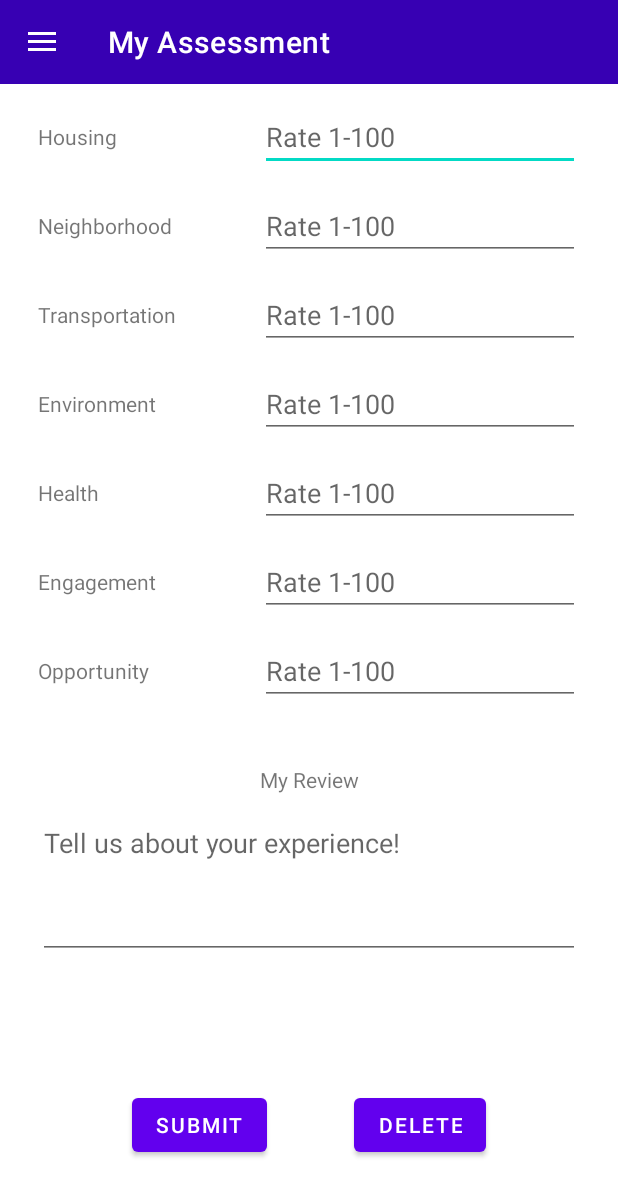
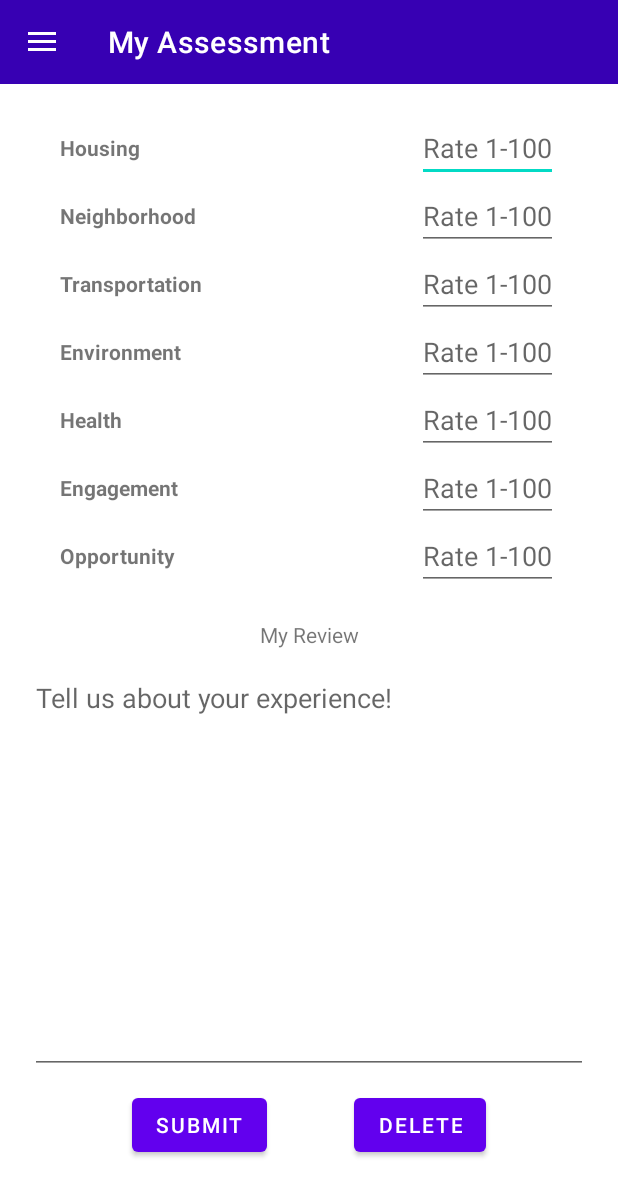
Before and after one commit to tuallen/CMSC436-Group-1, an Android app: the screen it shows after launch (MainActivity), in the side drawer, after a tap on "My Assessment", on a phone screen of 412 x 824 dp. Shown: the top 1196 px of the screen. Run offline under Robolectric (Android 15) with nearby library versions, the phone set to English and light mode, and no system bars; our stand-ins replace Firebase (no records; nobody signed in at launch, a user with empty details on screens opened directly).

Commit message:
Assessment

```diff
--- a/Block Browser/app/src/main/java/com/example/myapplication/assessment/NeighborhoodAssessment.kt
+++ b/Block Browser/app/src/main/java/com/example/myapplication/assessment/NeighborhoodAssessment.kt
@@ -140,10 +140,10 @@ class NeighborhoodAssessment : Fragment() {
         if (mHealth.text.toString() != "") assessment["health"] = Integer.parseInt(mHealth.text.toString())
         if (mEngagement.text.toString() != "") assessment["engagement"] = Integer.parseInt(mEngagement.text.toString())
         if (mOpportunity.text.toString() != "") assessment["opportunity"] = Integer.parseInt(mOpportunity.text.toString())
+        assessment["review"] = mReview.text.toString()
 
         // Submit assessment if there is no existing assessment
-        if (assessment.size >= 9) {
-            if (mReview.text.toString() != "") assessment["review"] = mReview.text.toString()
+        if (assessment.size >= 10) {
             if (mDoc == null) {
                 db.collection("assessments")
                     .add(assessment)
@@ -167,10 +167,11 @@ class NeighborhoodAssessment : Fragment() {
                     .addOnFailureListener {
                         Toast.makeText(mCallback, EDIT_FAILED, Toast.LENGTH_LONG).show()
                     }
+                loadData()
             }
         }
         // Delete assessment
-        else if (assessment.size == 2){
+        else if (assessment.size == 3 && assessment["review"] == ""){
             deleteClicked()
         }
         // Not filled out
--- a/Block Browser/app/src/main/res/layout/assess_layout.xml
+++ b/Block Browser/app/src/main/res/layout/assess_layout.xml
@@ -5,173 +5,214 @@
     android:layout_width="match_parent"
     android:layout_height="match_parent">
 
+    <LinearLayout
+        android:id="@+id/assessmentLinLayout"
+        android:layout_width="match_parent"
+        android:layout_height="wrap_content"
+        android:orientation="vertical"
+        android:weightSum="2"
+        app:layout_constraintStart_toStartOf="parent"
+        app:layout_constraintTop_toTopOf="parent"
+        android:layout_marginTop="20dp"
+        android:layout_marginLeft="40dp"
+        android:layout_marginRight="40dp">
+
+        <RelativeLayout
+            android:layout_width="match_parent"
+            android:layout_height="wrap_content"
+            android:orientation="horizontal">
+
             <TextView
-        android:id="@+id/textViewHousing"
+                android:id="@+id/assessTvHousing"
                 android:layout_width="wrap_content"
                 android:layout_height="wrap_content"
-        android:layout_marginLeft="25dp"
-        android:layout_marginTop="25dp"
+                android:layout_alignParentLeft="true"
+                android:textStyle="bold"
                 android:text="Housing"
-        app:layout_constraintStart_toStartOf="parent"
-        app:layout_constraintTop_toTopOf="parent" />
-
-    <TextView
-        android:id="@+id/textViewNeighborhood"
-        android:layout_width="wrap_content"
-        android:layout_height="wrap_content"
-        android:layout_marginTop="40dp"
-        android:text="Neighborhood"
-        app:layout_constraintStart_toStartOf="@+id/textViewHousing"
-        app:layout_constraintTop_toBottomOf="@+id/textViewHousing" />
-
-    <TextView
-        android:id="@+id/textViewTransportation"
-        android:layout_width="wrap_content"
-        android:layout_height="wrap_content"
-        android:layout_marginTop="40dp"
-        android:text="Transportation"
-        app:layout_constraintStart_toStartOf="@+id/textViewNeighborhood"
-        app:layout_constraintTop_toBottomOf="@+id/textViewNeighborhood" />
-
-    <TextView
-        android:id="@+id/textViewEnvironment"
-        android:layout_width="wrap_content"
-        android:layout_height="wrap_content"
-        android:layout_marginTop="40dp"
-        android:text="Environment"
-        app:layout_constraintStart_toStartOf="@+id/textViewTransportation"
-        app:layout_constraintTop_toBottomOf="@+id/textViewTransportation" />
-
-    <TextView
-        android:id="@+id/textViewHealth"
-        android:layout_width="wrap_content"
-        android:layout_height="wrap_content"
-        android:layout_marginTop="40dp"
-        android:text="Health"
-        app:layout_constraintStart_toStartOf="@+id/textViewEnvironment"
-        app:layout_constraintTop_toBottomOf="@+id/textViewEnvironment" />
-
-    <TextView
-        android:id="@+id/textViewEngagement"
-        android:layout_width="wrap_content"
-        android:layout_height="wrap_content"
-        android:layout_marginTop="40dp"
-        android:text="Engagement"
-        app:layout_constraintStart_toStartOf="@+id/textViewHealth"
-        app:layout_constraintTop_toBottomOf="@+id/textViewHealth" />
-
-    <TextView
-        android:id="@+id/textViewOpportunity"
-        android:layout_width="wrap_content"
-        android:layout_height="wrap_content"
-        android:layout_marginTop="40dp"
-        android:text="Opportunity"
-        app:layout_constraintStart_toStartOf="@+id/textViewEngagement"
-        app:layout_constraintTop_toBottomOf="@+id/textViewEngagement" />
+                android:layout_centerVertical="true"/>
 
             <EditText
                 android:id="@+id/editTextHousing"
                 android:layout_width="wrap_content"
                 android:layout_height="wrap_content"
-        android:layout_marginRight="25dp"
-        android:ems="10"
+                android:layout_alignParentRight="true"
                 android:hint="Rate 1-100"
                 android:inputType="number"
-        app:layout_constraintBottom_toBottomOf="@+id/textViewHousing"
-        app:layout_constraintEnd_toEndOf="parent"
-        app:layout_constraintTop_toTopOf="@+id/textViewHousing" />
+                android:layout_centerVertical="true"/>
+        </RelativeLayout>
+
+        <RelativeLayout
+            android:layout_width="match_parent"
+            android:layout_height="wrap_content"
+            android:orientation="horizontal"
+            android:layout_marginTop="0dp">
+
+            <TextView
+                android:layout_width="wrap_content"
+                android:layout_height="wrap_content"
+                android:layout_alignParentLeft="true"
+                android:textStyle="bold"
+                android:text="Neighborhood"
+                android:layout_centerVertical="true"/>
 
             <EditText
                 android:id="@+id/editTextNeighborhood"
                 android:layout_width="wrap_content"
                 android:layout_height="wrap_content"
-        android:ems="10"
+                android:layout_alignParentRight="true"
+                android:layout_centerVertical="true"
                 android:hint="Rate 1-100"
-        android:inputType="number"
-        app:layout_constraintBottom_toBottomOf="@+id/textViewNeighborhood"
-        app:layout_constraintEnd_toEndOf="@+id/editTextHousing"
-        app:layout_constraintTop_toTopOf="@+id/textViewNeighborhood" />
+                android:inputType="number" />
+        </RelativeLayout>
+
+        <RelativeLayout
+            android:layout_width="match_parent"
+            android:layout_height="wrap_content"
+            android:orientation="horizontal"
+            android:layout_marginTop="0dp">
+
+            <TextView
+                android:layout_width="wrap_content"
+                android:layout_height="wrap_content"
+                android:layout_alignParentLeft="true"
+                android:textStyle="bold"
+                android:text="Transportation"
+                android:layout_centerVertical="true"/>
 
             <EditText
                 android:id="@+id/editTextTransportation"
                 android:layout_width="wrap_content"
                 android:layout_height="wrap_content"
-        android:ems="10"
+                android:layout_alignParentRight="true"
                 android:hint="Rate 1-100"
                 android:inputType="number"
-        app:layout_constraintBottom_toBottomOf="@+id/textViewTransportation"
-        app:layout_constraintEnd_toEndOf="@+id/editTextNeighborhood"
-        app:layout_constraintTop_toTopOf="@+id/textViewTransportation" />
+                android:layout_centerVertical="true"/>
+        </RelativeLayout>
+
+        <RelativeLayout
+            android:layout_width="match_parent"
+            android:layout_height="wrap_content"
+            android:orientation="horizontal"
+            android:layout_marginTop="0dp">
+
+            <TextView
+                android:layout_width="wrap_content"
+                android:layout_height="wrap_content"
+                android:layout_alignParentLeft="true"
+                android:textStyle="bold"
+                android:text="Environment"
+                android:layout_centerVertical="true"/>
 
             <EditText
                 android:id="@+id/editTextEnvironment"
                 android:layout_width="wrap_content"
                 android:layout_height="wrap_content"
-        android:ems="10"
+                android:layout_alignParentRight="true"
                 android:hint="Rate 1-100"
                 android:inputType="number"
-        app:layout_constraintBottom_toBottomOf="@+id/textViewEnvironment"
-        app:layout_constraintEnd_toEndOf="@+id/editTextTransportation"
-        app:layout_constraintTop_toTopOf="@+id/textViewEnvironment" />
+                android:layout_centerVertical="true"/>
+        </RelativeLayout>
+
+        <RelativeLayout
+            android:layout_width="match_parent"
+            android:layout_height="wrap_content"
+            android:orientation="horizontal"
+            android:layout_marginTop="0dp">
+
+            <TextView
+                android:layout_width="wrap_content"
+                android:layout_height="wrap_content"
+                android:layout_alignParentLeft="true"
+                android:textStyle="bold"
+                android:text="Health"
+                android:layout_centerVertical="true"/>
 
             <EditText
                 android:id="@+id/editTextHealth"
                 android:layout_width="wrap_content"
                 android:layout_height="wrap_content"
-        android:ems="10"
+                android:layout_alignParentRight="true"
                 android:hint="Rate 1-100"
                 android:inputType="number"
-        app:layout_constraintBottom_toBottomOf="@+id/textViewHealth"
-        app:layout_constraintEnd_toEndOf="@+id/editTextEnvironment"
-        app:layout_constraintTop_toTopOf="@+id/textViewHealth" />
+                android:layout_centerVertical="true"/>
+        </RelativeLayout>
+
+        <RelativeLayout
+            android:layout_width="match_parent"
+            android:layout_height="wrap_content"
+            android:orientation="horizontal"
+            android:layout_marginTop="0dp">
+
+            <TextView
+                android:layout_width="wrap_content"
+                android:layout_height="wrap_content"
+                android:layout_alignParentLeft="true"
+                android:textStyle="bold"
+                android:text="Engagement"
+                android:layout_centerVertical="true"/>
 
             <EditText
                 android:id="@+id/editTextEngagement"
                 android:layout_width="wrap_content"
                 android:layout_height="wrap_content"
-        android:ems="10"
+                android:layout_alignParentRight="true"
                 android:hint="Rate 1-100"
                 android:inputType="number"
-        app:layout_constraintBottom_toBottomOf="@+id/textViewEngagement"
-        app:layout_constraintEnd_toEndOf="@+id/editTextHealth"
-        app:layout_constraintTop_toTopOf="@+id/textViewEngagement" />
+                android:layout_centerVertical="true"/>
+        </RelativeLayout>
+
+        <RelativeLayout
+            android:layout_width="match_parent"
+            android:layout_height="wrap_content"
+            android:orientation="horizontal"
+            android:layout_marginTop="0dp">
+
+            <TextView
+                android:layout_width="wrap_content"
+                android:layout_height="wrap_content"
+                android:layout_alignParentLeft="true"
+                android:textStyle="bold"
+                android:text="Opportunity"
+                android:layout_centerVertical="true"/>
 
             <EditText
                 android:id="@+id/editTextOpportunity"
                 android:layout_width="wrap_content"
                 android:layout_height="wrap_content"
-        android:ems="10"
+                android:layout_alignParentRight="true"
                 android:hint="Rate 1-100"
                 android:inputType="number"
-        app:layout_constraintBottom_toBottomOf="@+id/textViewOpportunity"
-        app:layout_constraintEnd_toEndOf="@+id/editTextEngagement"
-        app:layout_constraintTop_toTopOf="@+id/textViewOpportunity" />
+                android:layout_centerVertical="true"/>
+        </RelativeLayout>
+
+    </LinearLayout>
 
     <TextView
-        android:id="@+id/textViewReview"
+        android:id="@+id/assessTvReview"
         android:layout_width="wrap_content"
         android:layout_height="wrap_content"
-        android:layout_marginTop="40dp"
+        android:layout_marginTop="20dp"
         android:text="My Review"
         app:layout_constraintEnd_toEndOf="parent"
         app:layout_constraintStart_toStartOf="parent"
-        app:layout_constraintTop_toBottomOf="@+id/editTextOpportunity" />
+        app:layout_constraintTop_toBottomOf="@+id/assessmentLinLayout" />
 
     <EditText
         android:id="@+id/editTextReview"
         android:layout_width="match_parent"
-        android:layout_height="100dp"
-        android:layout_marginLeft="25dp"
+        android:layout_height="0dp"
+        app:layout_constraintEnd_toEndOf="parent"
         android:layout_marginTop="10dp"
-        android:layout_marginRight="25dp"
-        android:ems="10"
-        android:gravity="start|top"
-        android:hint="Tell us about your experience!"
-        android:inputType="textMultiLine"
-        app:layout_constraintEnd_toEndOf="parent"
-        app:layout_constraintHorizontal_bias="0.502"
+        android:layout_marginBottom="10dp"
+        android:layout_marginLeft="20dp"
+        android:layout_marginRight="20dp"
         app:layout_constraintStart_toStartOf="parent"
-        app:layout_constraintTop_toBottomOf="@+id/textViewReview" />
+        app:layout_constraintTop_toBottomOf="@+id/assessTvReview"
+        app:layout_constraintBottom_toTopOf="@+id/buttonSubmitAssessment"
+        app:layout_constrainedHeight="true"
+        android:gravity="left"
+        android:hint="Tell us about your experience!"/>
+
 
     <Button
         android:id="@+id/buttonSubmitAssessment"
@@ -182,7 +223,6 @@
         android:text="Submit"
         app:layout_constraintBottom_toBottomOf="parent"
         app:layout_constraintEnd_toStartOf="@+id/buttonDeleteAssessment"
-        app:layout_constraintHorizontal_bias="0.5"
         app:layout_constraintStart_toStartOf="parent" />
 
     <Button
@@ -194,7 +234,6 @@
         android:text="delete"
         app:layout_constraintBottom_toBottomOf="parent"
         app:layout_constraintEnd_toEndOf="parent"
-        app:layout_constraintHorizontal_bias="0.5"
         app:layout_constraintStart_toEndOf="@+id/buttonSubmitAssessment" />
 
 </androidx.constraintlayout.widget.ConstraintLayout>
--- a/Block Browser/app/src/main/res/layout/hub_layout.xml
+++ b/Block Browser/app/src/main/res/layout/hub_layout.xml
@@ -248,6 +248,7 @@
             android:layout_width="match_parent"
             android:layout_height="wrap_content"
             android:orientation="vertical" />
+
     </ScrollView>
 
     <Button
```
Lines whose indentation alone changed are shown as unchanged.
